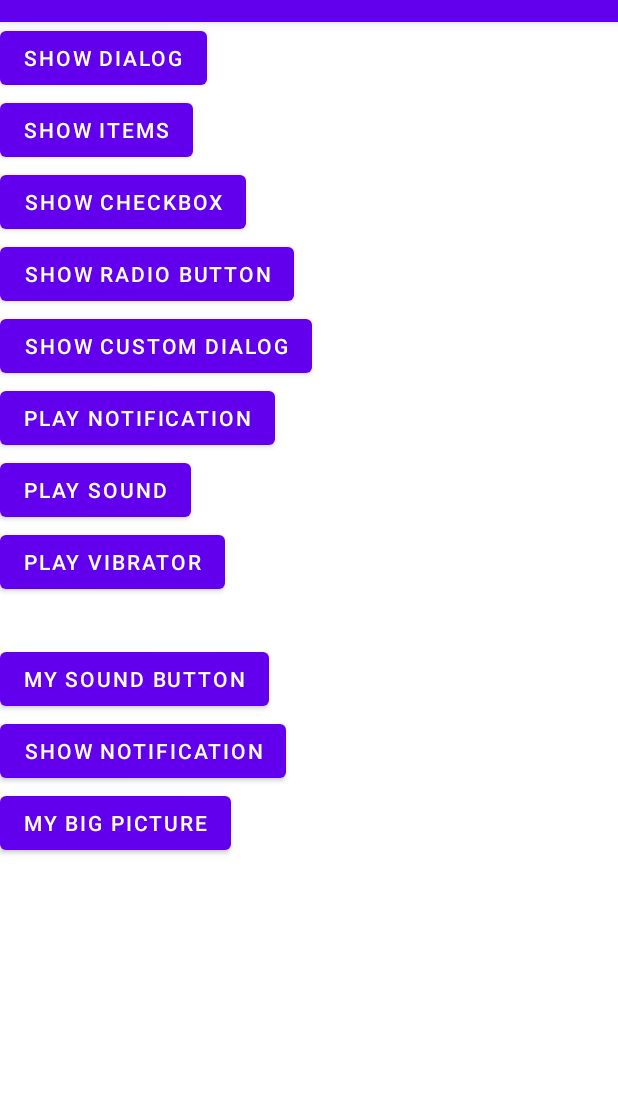
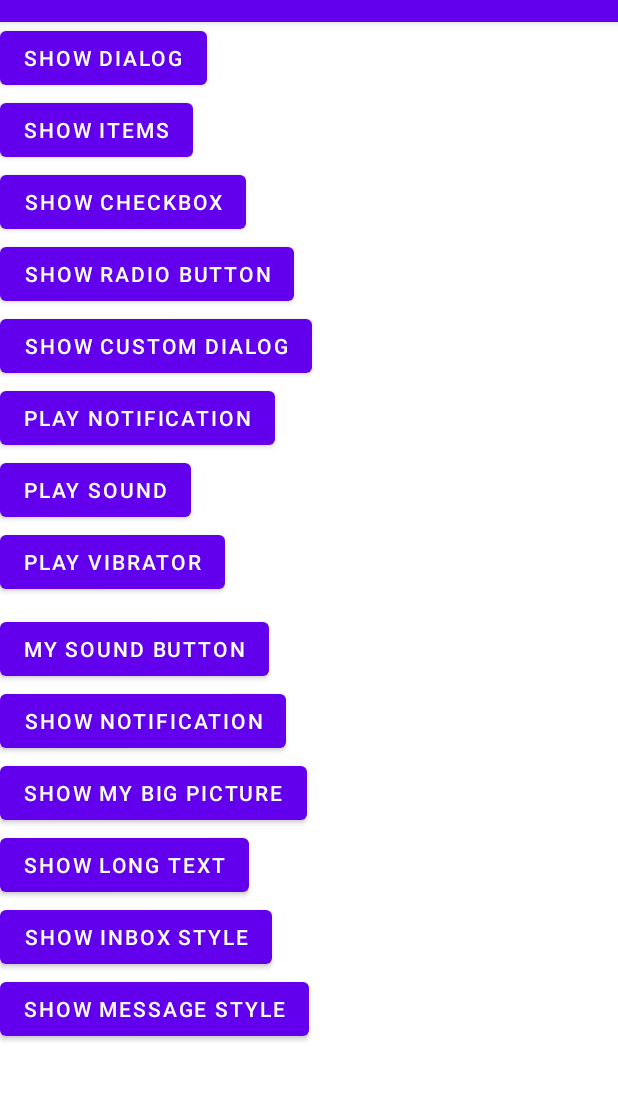
Before and after one commit to wjdgus0545/android-MyTestApp, an Android app: the screen it shows after launch (MainActivity), on a phone screen of 412 x 824 dp, the part 62-1163 px from its top. Run offline under Robolectric (Android 15) with nearby library versions, the phone set to English and light mode, and no system bars.

Commit message:
ADD LONG TEXT & INBOX & MESSAGE STYLE

```diff
--- a/alertdialog/src/main/res/layout/activity_main.xml
+++ b/alertdialog/src/main/res/layout/activity_main.xml
@@ -1,5 +1,10 @@
 <?xml version="1.0" encoding="utf-8"?>
-<LinearLayout xmlns:android="http://schemas.android.com/apk/res/android"
+<ScrollView xmlns:android="http://schemas.android.com/apk/res/android"
+    android:layout_width="match_parent"
+    android:layout_height="match_parent"
+    android:orientation="vertical">
+
+    <LinearLayout
         android:layout_width="match_parent"
         android:layout_height="match_parent"
         android:orientation="vertical">
@@ -56,8 +61,8 @@
             android:id="@+id/button9"
             android:layout_width="wrap_content"
             android:layout_height="wrap_content"
-        android:text="My sound button"
-        android:layout_marginTop="30dp" />
+            android:layout_marginTop="10dp"
+            android:text="My sound button" />
 
         <Button
             android:id="@+id/button10"
@@ -69,5 +74,25 @@
             android:id="@+id/button11"
             android:layout_width="wrap_content"
             android:layout_height="wrap_content"
-        android:text="my big picture" />
+            android:text="show my big picture" />
+
+        <Button
+            android:id="@+id/button12"
+            android:layout_width="wrap_content"
+            android:layout_height="wrap_content"
+            android:text="show long text" />
+
+        <Button
+            android:id="@+id/button13"
+            android:layout_width="wrap_content"
+            android:layout_height="wrap_content"
+            android:text="show inbox style" />
+
+        <Button
+            android:id="@+id/button14"
+            android:layout_width="wrap_content"
+            android:layout_height="wrap_content"
+            android:text="show message style" />
+
     </LinearLayout>
+</ScrollView>
--- a/alertdialog/src/main/res/values/strings.xml
+++ b/alertdialog/src/main/res/values/strings.xml
@@ -8,4 +8,5 @@
     <string name="notification">Play Notification</string>
     <string name="sound">Play Sound</string>
     <string name="vibrate">Play Vibrator</string>
+    <string name="long_text">동해물과 백두산이 마르고 닳도록 하느님이 보우하사 우리나라 만세. 무궁화 삼천리 화려강산 대한사람 대한으로 길이 보전하세. 남산 위에 저 소나무 철갑을 두른 듯 바람서리 불변함은 우리 기상일세. 무궁화 삼천리 화려 강산. 대한 사람 대한으로 길이 보전하세.</string>
 </resources>
```
Also changed, not shown: alertdialog/src/main/java/com/example/alertdialog/MainActivity.kt (+64 -10 lines). Lines whose indentation alone changed are shown as unchanged.
